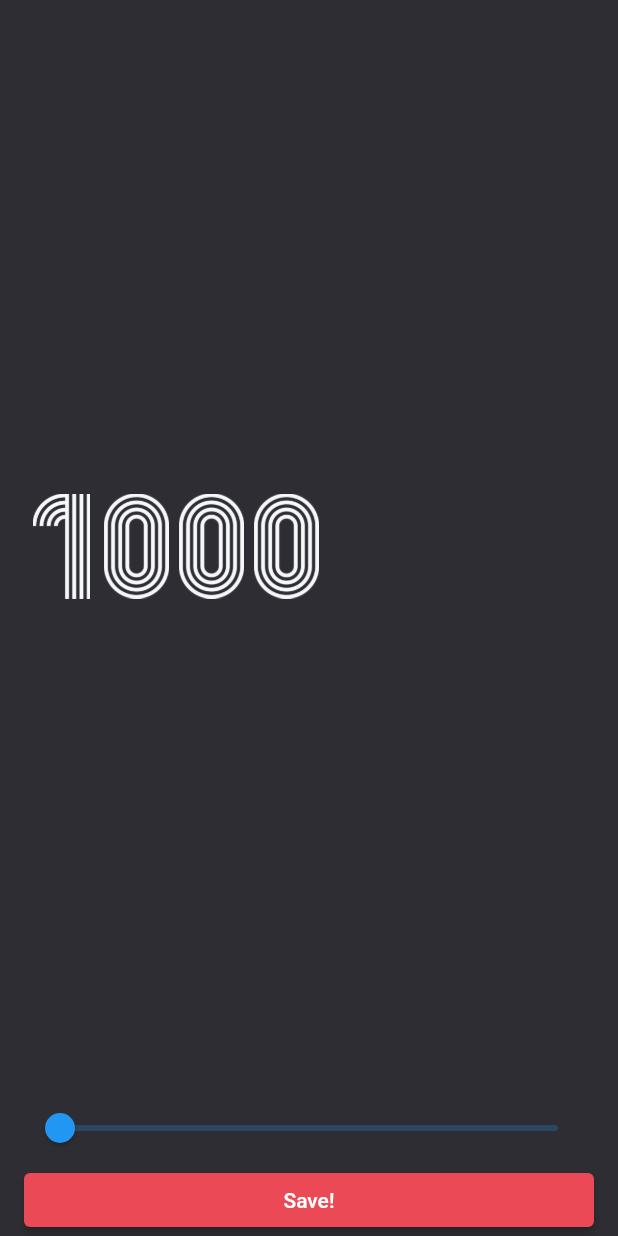
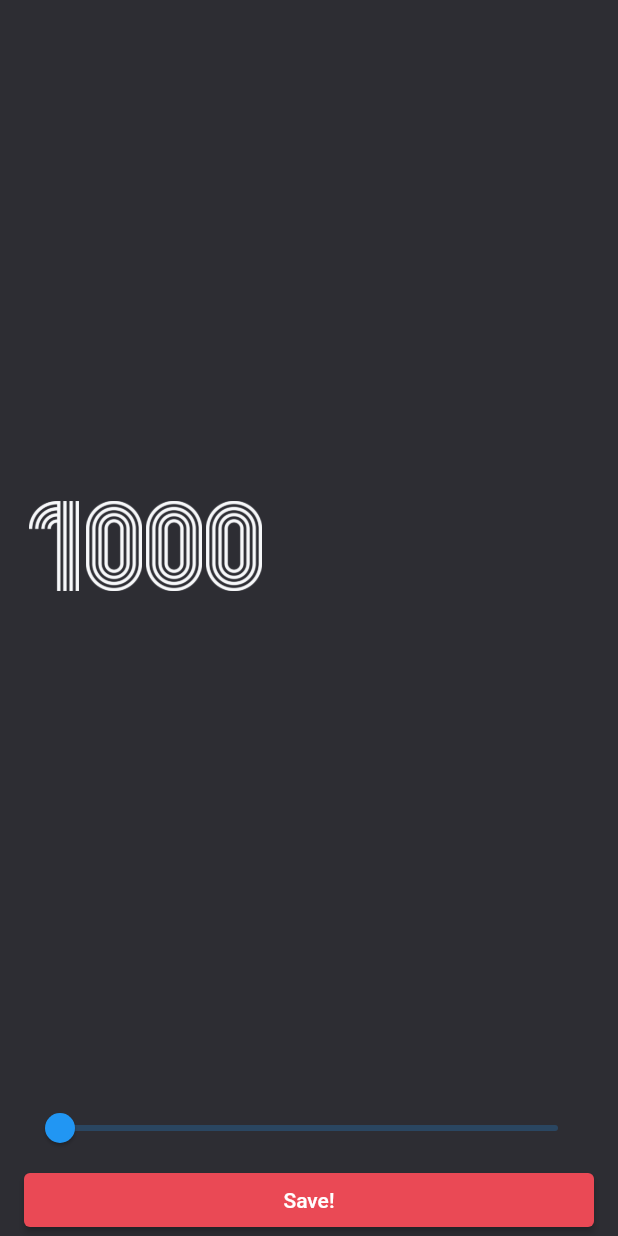
Before and after one commit to Hyunsang-coder/random_number_generator, a Flutter app: the screen it shows after launch, after a tap on the "settings" icon, on a phone screen of 412 x 824 dp. Run offline on Flutter 3.47's test engine with Material 2 defaults, Android fonts, the phone set to English and light mode, and no system bars.

Commit message:
End of project!
Code refactoring

```diff
--- /dev/null
+++ b/lib/component/number_row.dart
@@ -0,0 +1,21 @@
+import 'package:flutter/material.dart';
+
+
+class NumberRow extends StatelessWidget {
+  final int number;
+  const NumberRow({required this.number, super.key});
+
+  @override
+  Widget build(BuildContext context) {
+    return Row(
+        children:
+        number
+            .toString()
+            .split('')
+            .map((x) => Image.asset('asset/img/$x.png',
+          width: 40.0,
+          height: 60.0,)).
+        toList()
+    );
+  }
+}
--- a/lib/screen/home_screen.dart
+++ b/lib/screen/home_screen.dart
@@ -1,6 +1,7 @@
 import 'dart:math';
 
 import 'package:flutter/material.dart';
+import 'package:random_number_generator/component/number_row.dart';
 import 'package:random_number_generator/constant/color.dart';
 import 'package:random_number_generator/screen/settings_screen.dart';
 
@@ -59,7 +60,7 @@ class _HomeScreenState extends State<HomeScreen> {
         MaterialPageRoute(
             builder:
                 (BuildContext context) {
-              return SettingsScreen();
+              return SettingsScreen(maxNumber: maxNumber,);
             }
         ));
     setState(() {
@@ -111,19 +112,11 @@ class _Body extends StatelessWidget {
                 .asMap()
                 .entries
                 .map((x) => Padding(
-                      padding: EdgeInsets.only(bottom: x.key == 2 ? 0 : 10),
-                      child: Row(
-                          children: x.value
-                              .toString()
-                              .split('')
-                              .map((y) => Image.asset(
-                                    'asset/img/$y.png',
-                                    height: 70,
-                                    width: 50,
-                                  ))
-                              .toList()),
+                      padding: EdgeInsets.only(bottom: x.key == 2 ? 0 : 20),
+                      child: NumberRow(number: x.value),
                     ))
-                .toList()));
+                .toList())
+    );
   }
 }
 
--- a/lib/screen/settings_screen.dart
+++ b/lib/screen/settings_screen.dart
@@ -1,10 +1,12 @@
 import 'dart:math';
 
 import 'package:flutter/material.dart';
+import 'package:random_number_generator/component/number_row.dart';
 import 'package:random_number_generator/constant/color.dart';
 
 class SettingsScreen extends StatefulWidget {
-  const SettingsScreen({super.key});
+  final maxNumber;
+  const SettingsScreen({required this.maxNumber, super.key});
 
   @override
   State<SettingsScreen> createState() => _SettingsScreenState();
@@ -12,6 +14,14 @@ class SettingsScreen extends StatefulWidget {
 
 class _SettingsScreenState extends State<SettingsScreen> {
   double maxNumber = 1000;
+
+  @override
+  void initState() {
+    // TODO: implement initState
+    super.initState();
+
+    maxNumber = widget.maxNumber.toDouble();
+  }
 
   @override
   Widget build(BuildContext context) {
@@ -57,16 +67,7 @@ class _Body extends StatelessWidget {
   @override
   Widget build(BuildContext context) {
     return Expanded(
-      child: Row(
-          children:
-          maxNumber.toInt()
-              .toString()
-              .split('')
-              .map((x) => Image.asset('asset/img/$x.png',
-            width: 50.0,
-            height: 70.0,)).
-          toList()
-      ),
+      child: NumberRow(number: maxNumber.toInt()),
     );
   }
 }
@@ -90,7 +91,7 @@ class _Footer extends StatelessWidget {
         Slider(
             value: maxNumber,
             min: 1000,
-            max: 100000,
+            max: 10000000,
             onChanged: onSliderChanged),
         ElevatedButton(
             onPressed: onButtonPressed,
```
